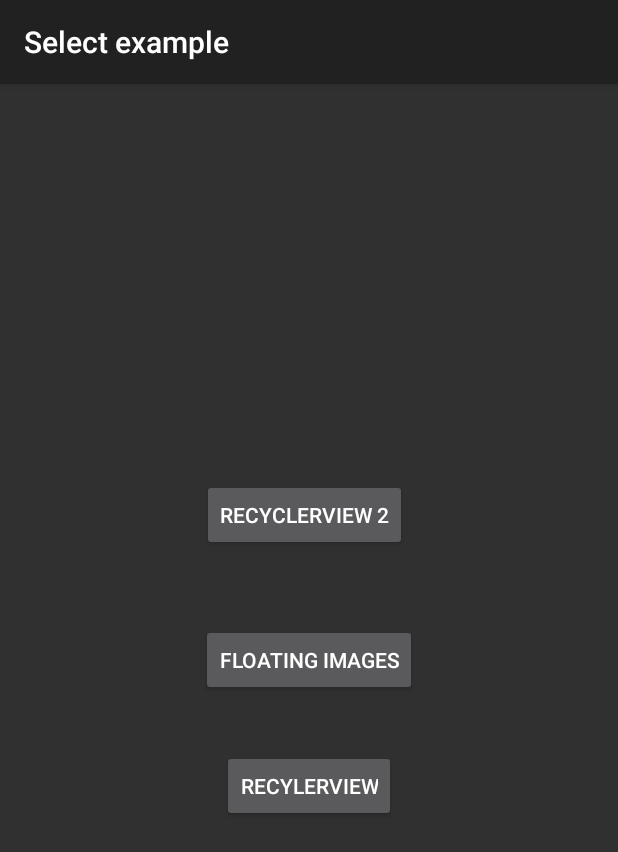
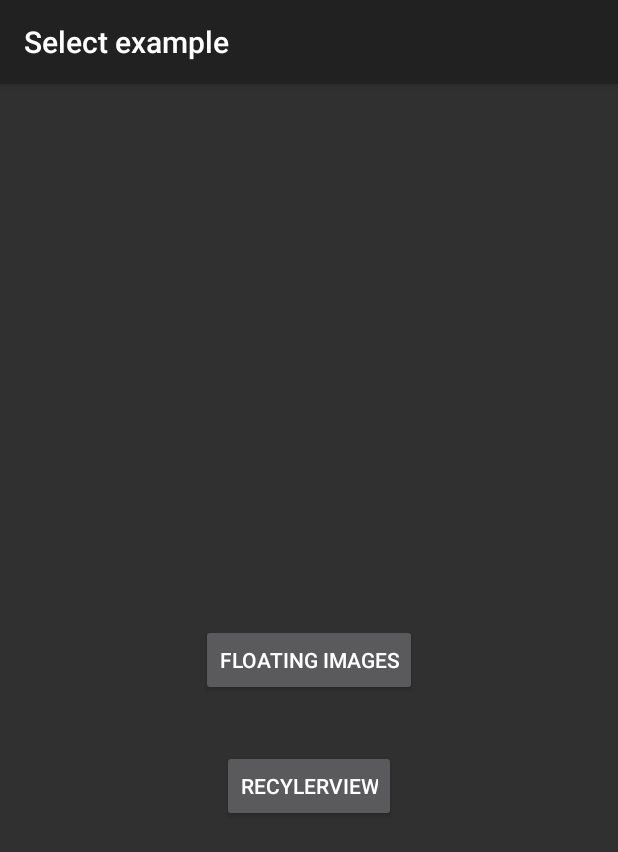
Before and after one commit to danielzeller/DepthOfFIeldAndroid, an Android app: the screen it shows after launch (SelectExampleActivity), on a phone screen of 412 x 824 dp. Shown: the top 852 px of the screen. Run offline under Robolectric (Android 15) with nearby library versions, the light colour scheme and no system bars.

Commit message:
Deleted button

```diff
--- a/app/src/main/java/no/danielzeller/depthoffield/SelectExampleActivity.kt
+++ b/app/src/main/java/no/danielzeller/depthoffield/SelectExampleActivity.kt
@@ -20,7 +20,4 @@ class SelectExampleActivity : AppCompatActivity() {
     fun launchFloatingImages(view: View) {
         startActivity( Intent(this, FloatingImagesActivity::class.java))
     }
-    fun launchDebug(view: View) {
-
-    }
 }
--- a/app/src/main/res/layout/content_select_example.xml
+++ b/app/src/main/res/layout/content_select_example.xml
@@ -25,12 +25,4 @@
             app:layout_constraintTop_toTopOf="parent" app:layout_constraintBottom_toBottomOf="parent"
             android:onClick="launchFloatingImages"
     />
-    <Button
-            android:text="RecyclerView 2"
-            android:layout_width="wrap_content"
-            android:layout_height="wrap_content" android:id="@+id/button3"
-            app:layout_constraintEnd_toEndOf="parent" app:layout_constraintStart_toStartOf="parent"
-            app:layout_constraintTop_toTopOf="parent" app:layout_constraintBottom_toBottomOf="parent"
-            android:onClick="launchDebug"
-            app:layout_constraintHorizontal_bias="0.488" app:layout_constraintVertical_bias="0.366"/>
 </androidx.constraintlayout.widget.ConstraintLayout>
```
